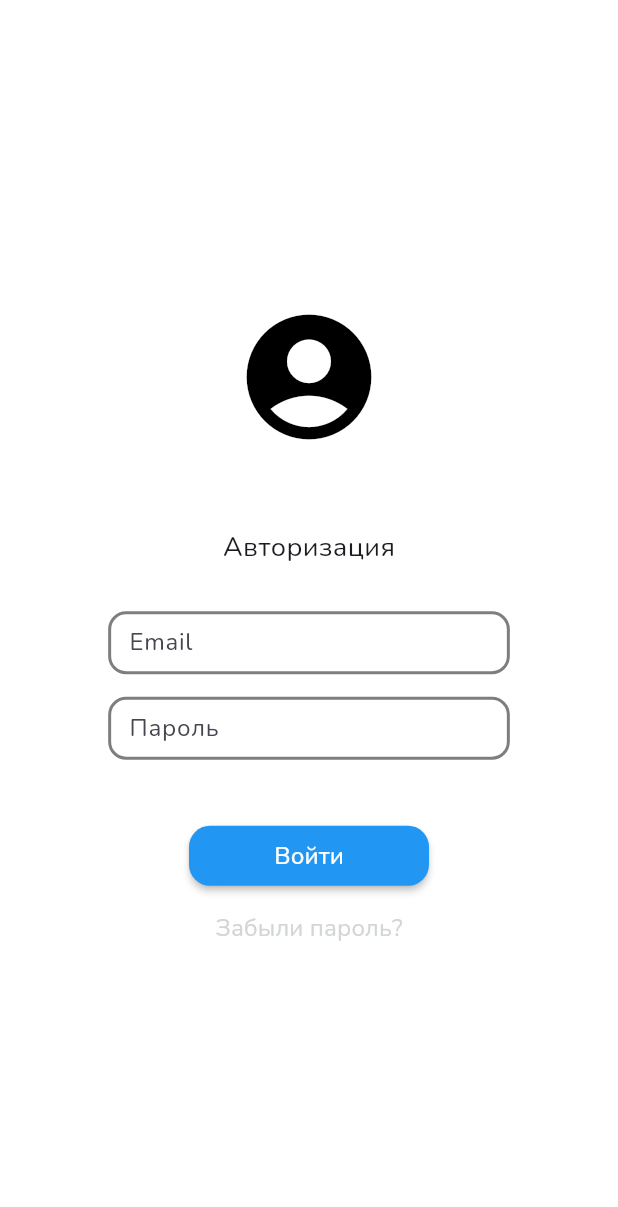
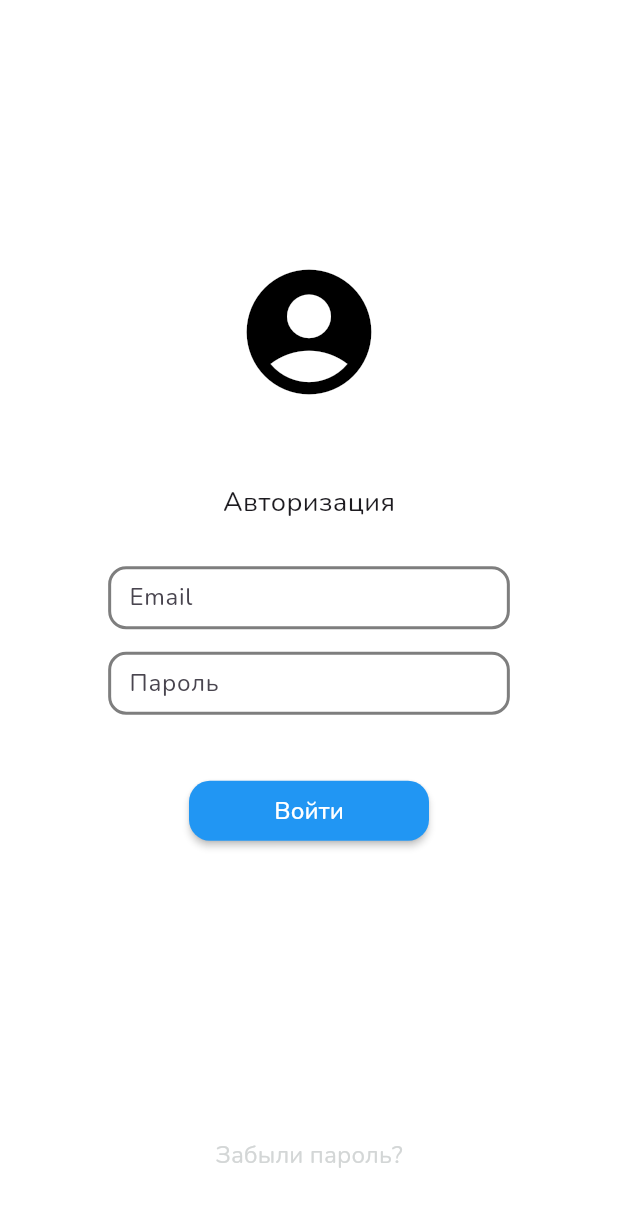
Before and after one commit to nakito-own/Lifeguard-app, a Flutter app: the screen it shows after launch, on a phone screen of 412 x 824 dp. Shown: the top 1207 px of the screen. Run offline on Flutter 3.47's test engine with Material 3 defaults, Android fonts, the phone set to English and light mode, and no system bars; our stand-ins replace google_fonts, jwt_decoder, responsive_builder, shared_preferences, table_calendar.

Commit message:
Bugfix of the buttons on the page + Full code refactoring -- ACTUAL BUILD

```diff
--- a/lib/api-services/login_service.dart
+++ b/lib/api-services/login_service.dart
@@ -13,7 +13,7 @@ class LoginService {
     };
 
     String jsonBody = json.encode(data);
-    print('JSON Body: $jsonBody'); // Отладочный вывод JSON тела запроса
+    print('JSON Body: $jsonBody'); // Отладочный джейсон
 
     try {
       var response = await http.post(
@@ -33,10 +33,8 @@ class LoginService {
         int userId = responseBody['userId'];
         List<dynamic> permissions = responseBody['permissions'];
 
-        // Преобразование разрешений в List<Map<String, dynamic>>
         List<Map<String, dynamic>> permissionsList = List<Map<String, dynamic>>.from(permissions);
 
-        // Сохранение данных в SharedPreferences
         SharedPreferences prefs = await SharedPreferences.getInstance();
         await prefs.setString('jwt', token);
         await prefs.setInt('userId', userId);
@@ -44,7 +42,6 @@ class LoginService {
         List<String> permissionsNames = permissionsList.map((perm) => perm['permissionName'].toString()).toList();
         await prefs.setStringList('permissions', permissionsNames);
 
-        // Обновление PermissionsManager
         await PermissionsManager().saveUserData(token, permissionsList, userId);
 
         return true;
--- a/lib/api-services/profile_service.dart
+++ b/lib/api-services/profile_service.dart
@@ -10,7 +10,6 @@ class UserService {
     int? userId = await tokenManager.getUserId();
 
     if (token == null || userId == null) {
-      //Обработка типа когда что то не то пошло
       print('Token or UserId not found');
       return null;
     }
--- a/lib/main.dart
+++ b/lib/main.dart
@@ -63,14 +63,13 @@ class _MyAppState extends State<MyApp> {
         GlobalMaterialLocalizations.delegate,
         GlobalWidgetsLocalizations.delegate,
         GlobalCupertinoLocalizations.delegate,
-        // Delegates for TableCalendar
         DefaultWidgetsLocalizations.delegate,
       ],
       supportedLocales: [
-        const Locale('en', 'US'), // English
-        const Locale('ru', 'RU'), // Russian
+        const Locale('en', 'US'),
+        const Locale('ru', 'RU'),
       ],
-      locale: const Locale('ru', 'RU'), // Установите локаль по умолчанию
+      locale: const Locale('ru', 'RU'),
       home: LoginScreen(toggleTheme: _toggleTheme),
 
       routes: {
--- a/lib/screens/inventory_screen.dart
+++ b/lib/screens/inventory_screen.dart
@@ -9,10 +9,9 @@ class InventoryScreen extends StatelessWidget {
 
   @override
   Widget build(BuildContext context) {
-    //final Map arguments = ModalRoute.of(context)!.settings.arguments as Map;
     return Scaffold(
         appBar: AppBar(
-          title: Text('Inventory'),
+          title: Text('Оборудоване'),
         ),
         drawer: AppDrawer(toggleTheme: toggleTheme),
         body: Padding(
@@ -20,7 +19,7 @@ class InventoryScreen extends StatelessWidget {
             child: Align(
                 alignment: Alignment.topCenter,
                 child: Text(
-                  'Its Inventory screen',
+                  'Тут будет жесткий инветарь',
                 )
             )
         )
--- a/lib/screens/login_screen.dart
+++ b/lib/screens/login_screen.dart
@@ -18,9 +18,7 @@ class LoginScreen extends StatefulWidget {
 class _LoginScreenState extends State<LoginScreen> {
   TextEditingController _usernameController = TextEditingController();
   TextEditingController _passwordController = TextEditingController();
-  TextEditingController unUsable = TextEditingController();
   final LoginService _loginProvider = LoginService();
-
 
   @override
   void dispose() {
@@ -44,78 +42,57 @@ class _LoginScreenState extends State<LoginScreen> {
   @override
   Widget build(BuildContext context) {
     return Scaffold(
-      body: Container(
-        padding: EdgeInsets.fromLTRB(20,20,20,0),
+      body: Column(
+        children: [
+          Expanded(
+            child: Center(
+              child: Container(
+                padding: EdgeInsets.fromLTRB(20, 20, 20, 0),
                 margin: EdgeInsets.fromLTRB(20, 0, 20, 0),
                 child: Column(
-          mainAxisAlignment: MainAxisAlignment.center ,
+                  mainAxisAlignment: MainAxisAlignment.center,
                   crossAxisAlignment: CrossAxisAlignment.center,
-          children:  [
+                  children: [
                     Icon(
                       Icons.account_circle,
                       size: 100,
                     ),
-            SizedBox( height: 50,),
-            Text ('Авторизация',
-              style: TextStyle (fontSize: 18),
+                    SizedBox(height: 50),
+                    Text(
+                      'Авторизация',
+                      style: TextStyle(fontSize: 18),
                     ),
-            SizedBox( height: 30,),
-            ResponsiveBuilder(builder:
-            (context, sizingInformation) {
+                    SizedBox(height: 30),
+                    ResponsiveBuilder(
+                      builder: (context, sizingInformation) {
+                        double width;
                         if (sizingInformation.deviceScreenType == DeviceScreenType.mobile) {
-                return CustomTextField(
+                          width = MediaQuery.of(context).size.width * 0.65;
+                        } else if (sizingInformation.deviceScreenType == DeviceScreenType.tablet) {
+                          width = MediaQuery.of(context).size.width * 0.45;
+                        } else {
+                          width = MediaQuery.of(context).size.width * 0.25;
+                        }
+                        return Column(
+                          children: [
+                            CustomTextField(
                               isPass: false,
-                  widthSize: MediaQuery.of(context).size.width * 0.65,
+                              widthSize: width,
                               labelText: 'Email',
                               text: '',
                               controller: _usernameController,
-                );
-            } else if (sizingInformation.deviceScreenType == DeviceScreenType.tablet) {
-                return CustomTextField(
-                  isPass: false,
-                  widthSize: MediaQuery.of(context).size.width * 0.45,
-                  labelText: 'Email',
-                  text: '',
-                  controller: _usernameController,
-                );
-              } else if (sizingInformation.deviceScreenType == DeviceScreenType.desktop) {
-              return CustomTextField(
-              isPass: false,
-              widthSize: MediaQuery.of(context).size.width * 0.25,
-              labelText: 'Email',
-              text: '',
-              controller: _usernameController,
-              );}
-              return Container();},
                             ),
                             SizedBox(height: 15),
-            ResponsiveBuilder(builder: (context, sizingInformation) {
-              if (sizingInformation.deviceScreenType == DeviceScreenType.mobile) {
-                  return CustomTextField(
+                            CustomTextField(
                               labelText: 'Пароль',
-                  widthSize: MediaQuery.of(context).size.width * 0.65,
+                              widthSize: width,
                               isPass: true,
                               text: '',
                               controller: _passwordController,
+                            ),
+                          ],
                         );
-                  }  else if (sizingInformation.deviceScreenType == DeviceScreenType.tablet) {
-                  return CustomTextField(
-                  labelText: 'Пароль',
-                  widthSize: MediaQuery.of(context).size.width * 0.45,
-                  isPass: true,
-                  text: '',
-                  controller: _passwordController,
-                  );
-
-              } else if (sizingInformation.deviceScreenType == DeviceScreenType.desktop) {
-                return CustomTextField(
-                  labelText: 'Пароль',
-                  widthSize: MediaQuery.of(context).size.width * 0.25,
-                  isPass: true,
-                  text: '',
-                  controller: _passwordController,
-                );}
-              return Container();},
+                      },
                     ),
                     SizedBox(height: 40),
                     CustomButton(
@@ -125,21 +102,30 @@ class _LoginScreenState extends State<LoginScreen> {
                         String email = _usernameController.text;
                         String password = _passwordController.text;
                         bool success = await _loginProvider.login(email, password);
-                if ((success) ^ ((password == "admin") & (email == "root"))){
+                        if ((success) ^ ((password == "admin") & (email == "root"))) {
                           Navigator.pushNamed(context, '/profile');
                         } else {
                           _showErrorDialog('Неверный логин или пароль');
                         }
                       },
                     ),
-               TransparentButton(text: 'Забыли пароль?', onPressed: () {
+                  ],
+                ),
+              ),
+            ),
+          ),
+          Padding(
+            padding: EdgeInsets.all(30),
+            child: TransparentButton(
+              text: 'Забыли пароль?',
+              onPressed: () {
                 _showErrorDialog('Функция недоступна, обращайтесь к @Gooseandra');
                 print('Реально забыал');
-                  }),
-            ]
-            )
+              },
+            ),
+          ),
+        ],
       ),
     );
-
   }
 }
--- a/lib/screens/manuals_screen.dart
+++ b/lib/screens/manuals_screen.dart
@@ -9,7 +9,6 @@ class ManualsScreen extends StatelessWidget {
 
   @override
   Widget build(BuildContext context) {
-    //final Map arguments = ModalRoute.of(context)!.settings.arguments as Map;
     return Scaffold(
         appBar: AppBar(
           title: Text('Manuals'),
--- a/lib/screens/shift_screen.dart
+++ b/lib/screens/shift_screen.dart
@@ -9,7 +9,6 @@ class ShiftScreen extends StatelessWidget {
 
   @override
   Widget build(BuildContext context) {
-    //final Map arguments = ModalRoute.of(context)!.settings.arguments as Map;
     return Scaffold(
         appBar: AppBar(
           title: Text('Shifts'),
--- a/lib/utils/permissions_manager.dart
+++ b/lib/utils/permissions_manager.dart
@@ -14,15 +14,12 @@ class PermissionsManager {
   String? _jwt;
   int? _userId;
 
-  // Инициализация данных при запуске приложения
   Future<void> initialize() async {
     SharedPreferences prefs = await SharedPreferences.getInstance();
     _jwt = prefs.getString('jwt');
     _permissions = prefs.getStringList('permissions');
     _userId = prefs.getInt('userId');
   }
-
-  // Методы для работы с токеном, разрешениями и userId
   Future<void> saveUserData(String token, List<Map<String, dynamic>> permissions, int userId) async {
     SharedPreferences prefs = await SharedPreferences.getInstance();
     List<String> permissionsList = permissions.map((perm) => perm['permissionName'].toString()).toList();
@@ -80,10 +77,9 @@ class PermissionsManager {
     }
   }
 
-  // Синхронная булевая функция для проверки разрешения
   bool hasPermission(String permission) {
     if (_permissions == null) {
-      throw Exception('Permissions not loaded');
+      throw Exception('Доступы не загружены');
     }
     return _permissions!.contains(permission);
   }
--- a/lib/widgets/app-widgets/app_drawer.dart
+++ b/lib/widgets/app-widgets/app_drawer.dart
@@ -13,8 +13,7 @@ class AppDrawer extends StatelessWidget {
   @override
   Widget build(BuildContext context) {
     return Drawer(
-      child: ListView(
-        padding: EdgeInsets.zero,
+      child: Column(
         children: <Widget>[
           FutureBuilder<Map<String, dynamic>?>(
             future: UserService().getUserData(),
@@ -64,6 +63,10 @@ class AppDrawer extends StatelessWidget {
               }
             },
           ),
+          Expanded(
+            child: ListView(
+              padding: EdgeInsets.zero,
+              children: <Widget>[
                 CustomDrawerButton(
                   text: "Профиль",
                   icon: Icons.account_circle,
@@ -106,7 +109,7 @@ class AppDrawer extends StatelessWidget {
                 if (permissionsManager.hasPermission('inventory list'))
                   CustomDrawerButton(
                     icon: Icons.inventory,
-              text: "Инвентарь",
+                    text: "Оборудование",
                     onPressed: () {
                       Navigator.pushNamed(context, '/inventory');
                     },
@@ -118,12 +121,17 @@ class AppDrawer extends StatelessWidget {
                     toggleTheme();
                   },
                 ),
-          SizedBox(height: 150),
-          ButtonExit(
+              ],
+            ),
+          ),
+          Padding(
+            padding: EdgeInsets.all(16.0),
+            child: ButtonExit(
               text: 'Выйти',
               onPressed: () {
                 Navigator.pushNamed(context, '/login');
               },
+            ),
           ),
         ],
       ),
--- a/lib/widgets/app-widgets/custom_button.dart
+++ b/lib/widgets/app-widgets/custom_button.dart
@@ -26,8 +26,6 @@ class CustomButton extends StatelessWidget {
       child: ElevatedButton(
         onPressed: onPressed,
         style: ElevatedButton.styleFrom(
-          //padding: EdgeInsets.symmetric(horizontal: 40),
-          //minimumSize: Size(10, 30),
           maximumSize: buttonSize,
           backgroundColor: buttonColor,
           shadowColor: shadowColor,
--- a/lib/widgets/app-widgets/custom_drawer_button.dart
+++ b/lib/widgets/app-widgets/custom_drawer_button.dart
@@ -23,7 +23,7 @@ class CustomDrawerButton extends StatelessWidget {
       child: ElevatedButton(
         onPressed: onPressed,
         style: ElevatedButton.styleFrom(
-          backgroundColor: buttonColor, // цвет кнопки
+          backgroundColor: buttonColor,
           padding: EdgeInsets.symmetric(horizontal: 8, vertical: 10),
           textStyle: GoogleFonts.nunito(fontSize: 18, color: Colors.white),
           shape: const RoundedRectangleBorder(
@@ -35,7 +35,7 @@ class CustomDrawerButton extends StatelessWidget {
           children: [
             if (icon != null) ...[
               Icon(icon, color: Colors.white),
-              SizedBox(width: 10), // отступ между иконкой и текстом
+              SizedBox(width: 10),
             ],
             Text(text, style: TextStyle(color: Colors.white),),
           ],
--- a/lib/widgets/app-widgets/custom_exit_button.dart
+++ b/lib/widgets/app-widgets/custom_exit_button.dart
@@ -1,5 +1,4 @@
 import 'package:flutter/material.dart';
-
 
 class ButtonExit extends StatelessWidget {
 
@@ -25,7 +24,6 @@ class ButtonExit extends StatelessWidget {
               minimumSize: WidgetStateProperty.all(Size(MediaQuery.of(context).size.width * 0.3, MediaQuery.of(context).size.height * 0.05)),
             ),
             onPressed: onPressed,
-
             child: Text(text, style: TextStyle(fontSize: 17, fontWeight: FontWeight.w400, color: Color(0xffe91e1e), )),
           ),
         ],
--- a/lib/widgets/app-widgets/custom_textfield.dart
+++ b/lib/widgets/app-widgets/custom_textfield.dart
@@ -1,8 +1,5 @@
 import 'package:flutter/material.dart';
 import 'package:shared_preferences/shared_preferences.dart';
-
-
-
 
 class CustomTextField extends StatefulWidget {
   const CustomTextField({
@@ -37,12 +34,6 @@ class _CustomTextFieldState extends State<CustomTextField> {
     _GetText();
   }
 
-/*  @override
-  void dispose() {
-    _textEditingController.dispose();
-    super.dispose();
-  }*/
-
   _GetText() async {
     SharedPreferences prefs = await SharedPreferences.getInstance();
     setState(() {
@@ -54,8 +45,6 @@ class _CustomTextFieldState extends State<CustomTextField> {
     SharedPreferences prefs = await SharedPreferences.getInstance();
     await prefs.setString('savedText', text);
   }
-
-
 
   @override
   Widget build(BuildContext context) {
--- a/lib/widgets/profile-widgets/my_info.dart
+++ b/lib/widgets/profile-widgets/my_info.dart
@@ -12,7 +12,6 @@ class MyInfo extends StatelessWidget {
     //required this.toggleTheme
     }) : super(key: key);
 
-  //final VoidCallback toggleTheme;
   final String phone;
   final String VK_Link;
   final String TG_Link;
@@ -37,7 +36,6 @@ class MyInfo extends StatelessWidget {
     }
   }
 
-
   @override
   Widget build(BuildContext context) {
 
@@ -53,11 +51,9 @@ class MyInfo extends StatelessWidget {
       padding: EdgeInsets.symmetric(horizontal: 30, vertical: 12),
       decoration: BoxDecoration(
         borderRadius: BorderRadius.circular(25),
-        /* color: Color(0xff2d2a2a),*/
         color: buttonColor,
         border: Border.all(
             color: border_Color,
-              /*color: Color(0xff383434),*/
             width: 2
         ),
       ),
--- a/lib/widgets/profile-widgets/profile_header_widget.dart
+++ b/lib/widgets/profile-widgets/profile_header_widget.dart
@@ -1,5 +1,4 @@
 import 'package:flutter/material.dart';
-
 
 class ProfileHeaderWidget extends StatelessWidget {
   const ProfileHeaderWidget({Key? key,
--- a/lib/widgets/small_text.dart
+++ b/lib/widgets/small_text.dart
@@ -5,13 +5,10 @@ class SmallText extends StatelessWidget {
     required this.some_text,}) : super(key: key);
   final String some_text;
 
-
   @override
   Widget build(BuildContext context) {
     final isDarkTheme = Theme.of(context).brightness == Brightness.dark;
     final textColor = isDarkTheme ? Colors.grey : Colors.black;
-
-
 
     return Container(
       width: MediaQuery.of(context).size.width * 0.9,
--- a/lib/widgets/transparent_button.dart
+++ b/lib/widgets/transparent_button.dart
@@ -7,7 +7,6 @@ class TransparentButton extends StatelessWidget {
     required this.onPressed}) : super(key: key);
   final String text;
   final VoidCallback onPressed;
-
 
   @override
   Widget build(BuildContext context) {
```
Lines whose indentation alone changed are shown as unchanged.
